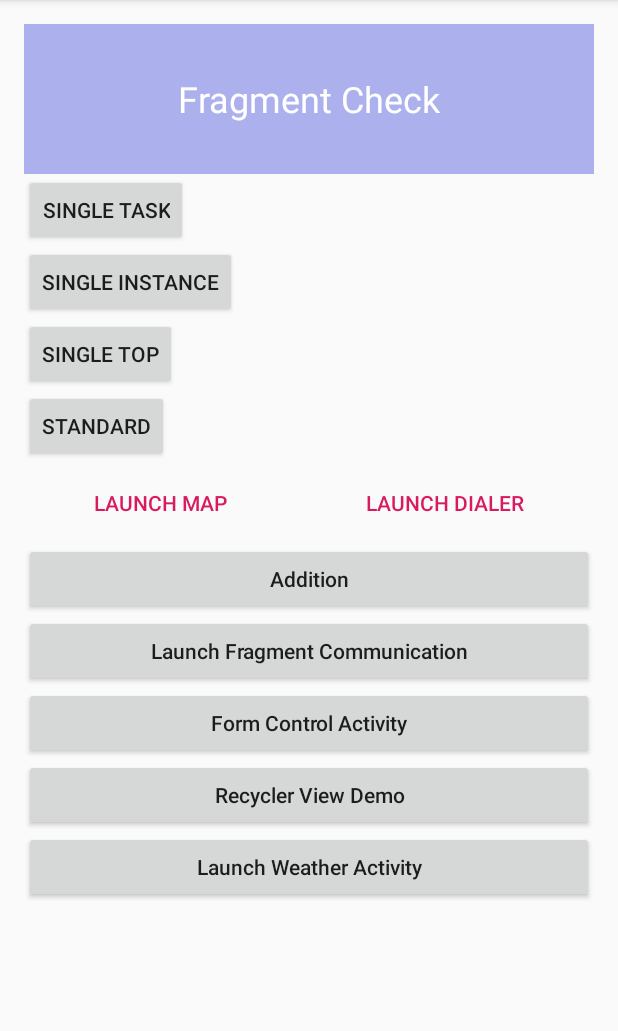
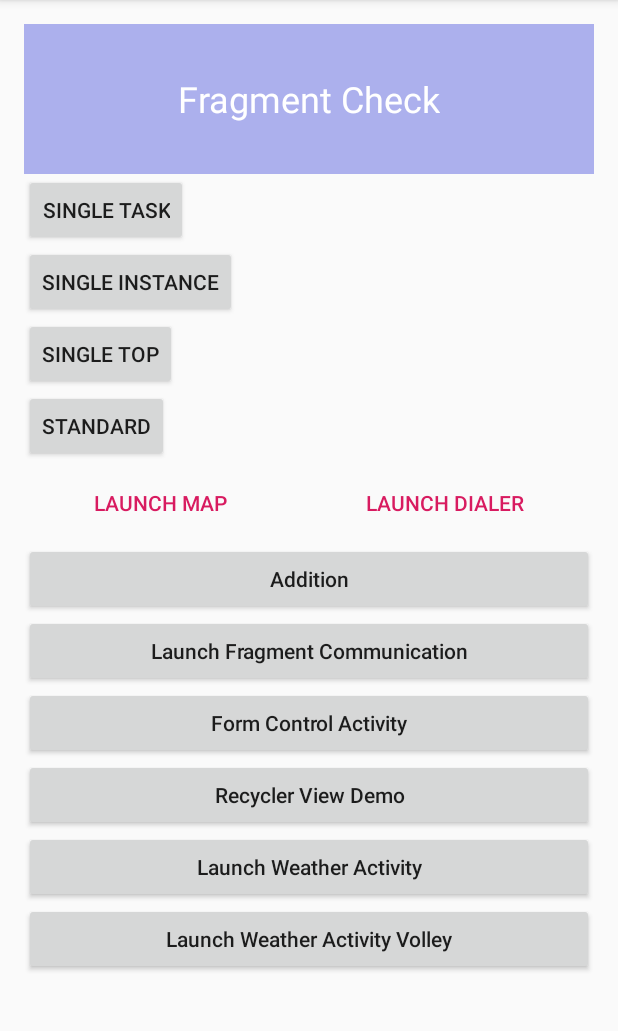
Before and after one commit to meta-jai-garg/android-training, an Android app: the screen it shows after launch (MainActivity), on a phone screen of 412 x 824 dp, the part 84-1115 px from its top. Run offline under Robolectric (Android 15) with nearby library versions, the phone set to English and light mode, and no system bars.

Commit message:
Using Volley Done

```diff
--- a/HelloWorld/app/build.gradle
+++ b/HelloWorld/app/build.gradle
@@ -30,4 +30,5 @@ dependencies {
     compileOnly 'org.projectlombok:lombok:1.18.4'
     annotationProcessor 'org.projectlombok:lombok:1.18.4'
     implementation 'de.hdodenhof:circleimageview:2.2.0'
+    implementation 'com.android.volley:volley:1.1.1'
 }
--- /dev/null
+++ b/HelloWorld/app/src/main/java/com/metacube/helloworld/Constants.java
@@ -0,0 +1,7 @@
+package com.metacube.helloworld;
+
+public interface Constants {
+    String BASE_URL = "http://api.openweathermap.org/data/2.5/weather?q=";
+    String APP_ID = "&units=metric&APPID=37a48452e709699e3c1e56370bd13724";
+    String REQUEST_TYPE = "Volley";
+}
--- a/HelloWorld/app/src/main/java/com/metacube/helloworld/MainActivity.java
+++ b/HelloWorld/app/src/main/java/com/metacube/helloworld/MainActivity.java
@@ -19,7 +19,7 @@ public class MainActivity extends AppCompatActivity {
     private static final int PICK_CONTACT_REQUEST = 2;
     private Button singleInstance, singleTask, singleTop, standard, launchMapBtn,
             launchDialerBtn, additionBtn, launchFragmentBtn, formControlActivityBtn,
-            recyclerViewActivityBtn, launchWeatherActivityBtn;
+            recyclerViewActivityBtn, launchWeatherActivityBtn, launchWeatherActivityVolleyBtn;
 
     @Override
     protected void onCreate(Bundle savedInstanceState) {
@@ -46,6 +46,7 @@ public class MainActivity extends AppCompatActivity {
         formControlActivityBtn = findViewById(R.id.formControlActivityBtn);
         recyclerViewActivityBtn = findViewById(R.id.recyclerViewActivityBtn);
         launchWeatherActivityBtn = findViewById(R.id.launchWeatherActivityBtn);
+        launchWeatherActivityVolleyBtn = findViewById(R.id.launchWeatherActivityVolleyBtn);
     }
 
     /**
@@ -129,6 +130,17 @@ public class MainActivity extends AppCompatActivity {
                 startActivity(new Intent(MainActivity.this, WeatherInformationActivity.class));
             }
         });
+
+        launchWeatherActivityVolleyBtn.setOnClickListener(new View.OnClickListener() {
+            @Override
+            public void onClick(View v) {
+                startActivity(
+                        new Intent(
+                                MainActivity.this, WeatherInformationActivity.class
+                        ).putExtra("requestType", Constants.REQUEST_TYPE)
+                );
+            }
+        });
     }
 
     @Override
--- a/HelloWorld/app/src/main/java/com/metacube/helloworld/WeatherDetailFragment.java
+++ b/HelloWorld/app/src/main/java/com/metacube/helloworld/WeatherDetailFragment.java
@@ -49,7 +49,7 @@ public class WeatherDetailFragment extends Fragment {
         temperatureText.setText(Double.toString(weatherDetailPojo.getMain().getTemp()) + " \u2103");
         humidityText.setText(Integer.toString(weatherDetailPojo.getMain().getHumidity()) + "%");
         pressureText.setText(Integer.toString(weatherDetailPojo.getMain().getPressure()) + "hPa");
-        windSpeedText.setText(Double.toString(weatherDetailPojo.getWind().getSpeed()) + "m/s");
+//        windSpeedText.setText(Double.toString(weatherDetailPojo.getWind().getSpeed()) + "m/s");
         cloudinessText.setText(Integer.toString(weatherDetailPojo.getClouds().getAll()) + "%");
         WeatherPojo weatherPojo = weatherDetailPojo.getWeather().get(0);
         weatherConditionText.setText(weatherPojo.getDescription());
--- a/HelloWorld/app/src/main/res/layout/activity_main.xml
+++ b/HelloWorld/app/src/main/res/layout/activity_main.xml
@@ -100,5 +100,11 @@
             android:text="@string/launch_weather_activity"
             android:textAllCaps="false" />
 
+        <Button
+            android:id="@+id/launchWeatherActivityVolleyBtn"
+            android:layout_width="match_parent"
+            android:layout_height="match_parent"
+            android:text="@string/launch_weather_activity_volley"
+            android:textAllCaps="false" />
     </LinearLayout>
 </ScrollView>
--- a/HelloWorld/app/src/main/res/values/strings.xml
+++ b/HelloWorld/app/src/main/res/values/strings.xml
@@ -51,4 +51,5 @@
     <string name="weather_condition">Weather Condition</string>
     <string name="longitude">Longitude</string>
     <string name="Latitude">Latitude</string>
+    <string name="launch_weather_activity_volley">Launch Weather Activity Volley</string>
 </resources>
```
Also changed, not shown: HelloWorld/app/src/main/java/com/metacube/helloworld/WeatherInformationActivity.java (+52 -8 lines).
